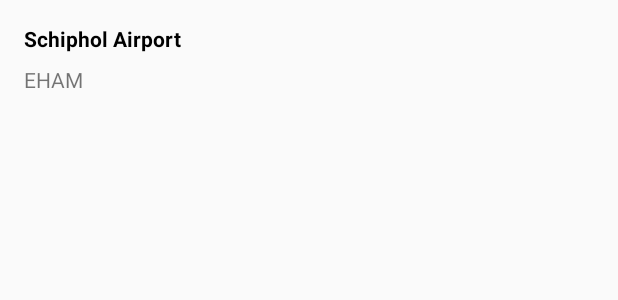
After one commit to rbnpst/android-airports, an Android app: the layout item_airport.xml on its own in the app's theme, with its tools: preview values and no code run, on a phone screen of 412 x 824 dp. The commit adds this screen. Shown: the top 300 px of the screen. Run offline under Robolectric (Android 15) with nearby library versions, the phone set to English and light mode, and no system bars.

Commit message:
Added headers

```diff
--- a/app/build.gradle
+++ b/app/build.gradle
@@ -26,4 +26,6 @@ dependencies {
     testImplementation 'junit:junit:4.12'
     androidTestImplementation 'com.android.support.test:runner:1.0.1'
     androidTestImplementation 'com.android.support.test.espresso:espresso-core:3.0.1'
+    implementation 'com.android.support:recyclerview-v7:26.1.0'
+    implementation 'com.github.zhukic:sectioned-recyclerview:1.0.0'
 }
--- a/app/src/main/AndroidManifest.xml
+++ b/app/src/main/AndroidManifest.xml
@@ -9,7 +9,7 @@
         android:roundIcon="@mipmap/ic_launcher_round"
         android:supportsRtl="true"
         android:theme="@style/AppTheme">
-        <activity android:name=".MainActivity">
+        <activity android:name=".activities.MainActivity">
             <intent-filter>
                 <action android:name="android.intent.action.MAIN" />
 
--- /dev/null
+++ b/app/src/main/res/layout/item_airport.xml
@@ -0,0 +1,32 @@
+<?xml version="1.0" encoding="utf-8"?>
+<android.support.constraint.ConstraintLayout xmlns:android="http://schemas.android.com/apk/res/android"
+    xmlns:app="http://schemas.android.com/apk/res-auto"
+    xmlns:tools="http://schemas.android.com/tools"
+    android:layout_width="match_parent"
+    android:layout_height="wrap_content">
+
+    <TextView
+        android:id="@+id/text_name"
+        android:layout_width="wrap_content"
+        android:layout_height="wrap_content"
+        android:layout_marginStart="16dp"
+        android:layout_marginTop="16dp"
+        android:text="Schiphol Airport"
+        android:textColor="@android:color/black"
+        android:textStyle="bold"
+        app:layout_constraintStart_toStartOf="parent"
+        app:layout_constraintTop_toTopOf="parent" />
+
+    <TextView
+        android:id="@+id/text_icao"
+        android:layout_width="wrap_content"
+        android:layout_height="wrap_content"
+        android:layout_marginBottom="16dp"
+        android:layout_marginStart="16dp"
+        android:layout_marginTop="8dp"
+        android:text="EHAM"
+        app:layout_constraintBottom_toBottomOf="parent"
+        app:layout_constraintStart_toStartOf="parent"
+        app:layout_constraintTop_toBottomOf="@+id/text_name" />
+
+</android.support.constraint.ConstraintLayout>
```
Also changed, not shown: app/src/main/java/me/rpst/android_airports/Airport.java (added, +86 -0 lines), app/src/main/java/me/rpst/android_airports/MainActivity.java (deleted, +0 -13 lines), app/src/main/java/me/rpst/android_airports/activities/MainActivity.java (added, +56 -0 lines), app/src/main/java/me/rpst/android_airports/adapters/AirportItemAdapter.java (added, +54 -0 lines), app/src/main/java/me/rpst/android_airports/adapters/BaseAirportItemAdapter.java (added, +70 -0 lines), app/src/main/res/layout/activity_main.xml (+5 -9 lines), app/src/main/res/layout/item_section.xml (added, +19 -0 lines).
